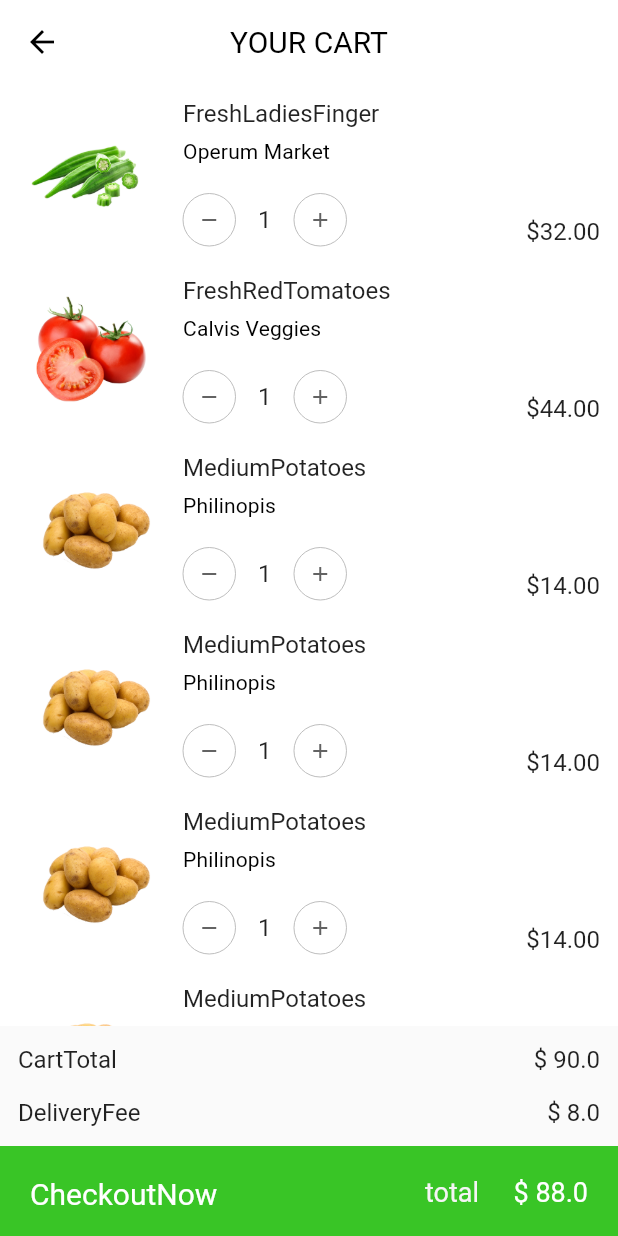
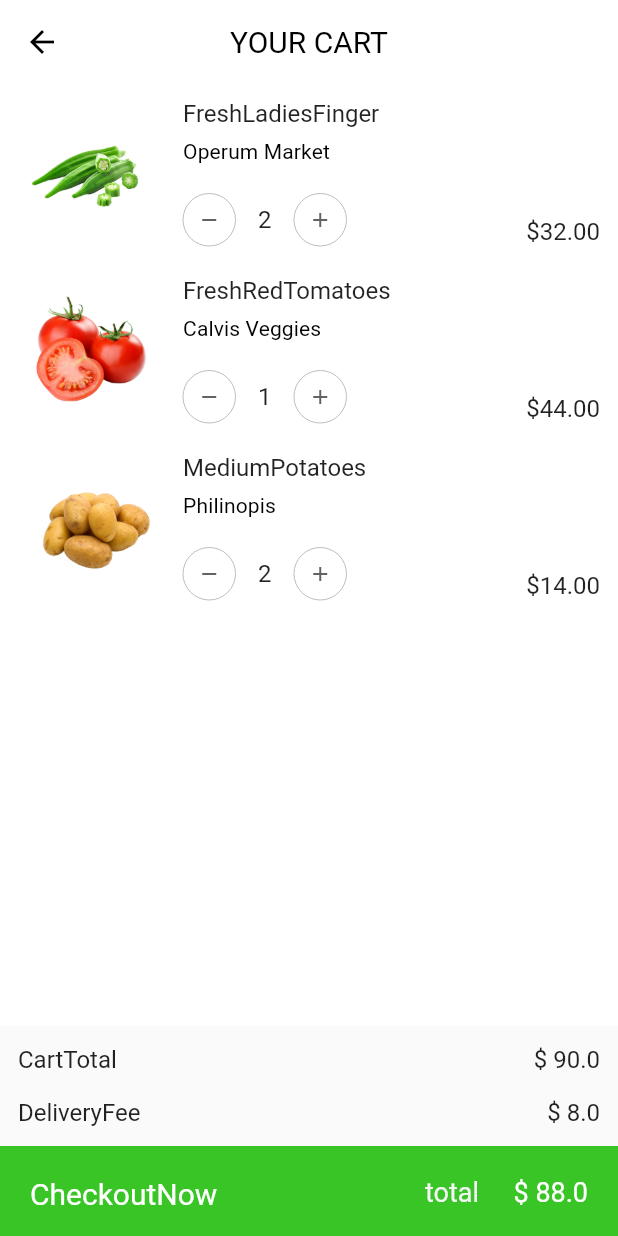
Before and after one commit to komal-fulwar/grabzo_new, a Flutter app: the CartTab screen opened directly, on a phone screen of 412 x 824 dp. Run offline on Flutter 3.47's test engine with Material 2 defaults, Android fonts, the light colour scheme and no system bars; our stand-ins replace carousel_pro, flutter_phoenix, flutter_svg, fluttertoast, font_awesome_flutter, page_transition and 1 more; missing offline and left inert: animation_wrappers; accounts and stored records are empty.

Commit message:
Search Item

```diff
--- a/lib/pages/CartTab.dart
+++ b/lib/pages/CartTab.dart
@@ -1,3 +1,4 @@
+import 'package:Grabzo/pages/HomePage.dart';
 import 'package:animation_wrappers/animation_wrappers.dart';
 import 'package:flutter/cupertino.dart';
 import 'package:flutter/material.dart';
@@ -5,13 +6,13 @@
 import 'package:Grabzo/pages/StoreTab.dart';
 
 class Product {
-  Product(this.img, this.name, this.category, this.price);
+  Product(this.img, this.name, this.category, this.price, this.count);
 
   String img;
   String name;
   String category;
   String price;
-//  int count;
+  int count;
 }
 
 class CartTab extends StatefulWidget {
@@ -20,24 +21,22 @@
 }
 
 class _CartTabState extends State<CartTab> {
-  List<int> count = [1, 1, 1, 1, 1, 1];
+  // List<int> count = [1, 1, 1, 1, 1, 1];
 
   @override
   Widget build(BuildContext context) {
     List<Product> items = [
       Product("assets/ProductImages/lady finger.png", "FreshLadiesFinger",
-          'Operum Market', '\$32.00'),
+          'Operum Market', '\$32.00', 2),
       Product("assets/ProductImages/tomato.png", "FreshRedTomatoes",
-          'Calvis Veggies', '\$44.00'),
+          'Calvis Veggies', '\$44.00', 1),
       Product("assets/ProductImages/Potatoes.png", "MediumPotatoes",
-          'Philinopis', '\$14.00'),
-      Product("assets/ProductImages/Potatoes.png", "MediumPotatoes",
-          'Philinopis', '\$14.00'),
-      Product("assets/ProductImages/Potatoes.png", "MediumPotatoes",
-          'Philinopis', '\$14.00'),
-      Product("assets/ProductImages/Potatoes.png", "MediumPotatoes",
-          'Philinopis', '\$14.00'),
+          'Philinopis', '\$14.00', 2)
     ];
+    return cartScaffold(context, items);
+  }
+
+  Scaffold cartScaffold(BuildContext context, List<Product> items) {
     return Scaffold(
       backgroundColor: Colors.white,
       appBar: AppBar(
@@ -47,7 +46,7 @@
               Navigator.push(
                 context,
                 MaterialPageRoute(
-                  builder: (context) => StoreTab(),
+                  builder: (context) => HomePage(),
                 ),
               );
             },
@@ -109,20 +108,20 @@
                                 Row(
                                   mainAxisAlignment: MainAxisAlignment.start,
                                   children: [
-                                    buildIconButton(
-                                        Icons.remove, index, items, count),
+                                    buildIconButton(Icons.remove, index, items,
+                                        items[index].count),
                                     SizedBox(
                                       width: 15,
                                     ),
-                                    Text('${count[index]}',
+                                    Text('${items[index].count}',
                                         style: Theme.of(context)
                                             .textTheme
                                             .subtitle1),
                                     SizedBox(
                                       width: 15,
                                     ),
-                                    buildIconButton(
-                                        Icons.add, index, items, count),
+                                    buildIconButton(Icons.add, index, items,
+                                        items[index].count),
                                     SizedBox(
                                       width: 40,
                                     ),
```
Also changed, not shown: lib/model/ItemBean.dart (+17 -1 lines), lib/model/SearchItemBean.dart (added, +24 -0 lines), lib/pages/SearchSeeAll.dart (added, +155 -0 lines), lib/service/Items.dart (+37 -0 lines), lib/widgets/PopularFoodsWidget.dart (+23 -23 lines), lib/widgets/SearchWidget.dart (+19 -5 lines), 1 other file.
